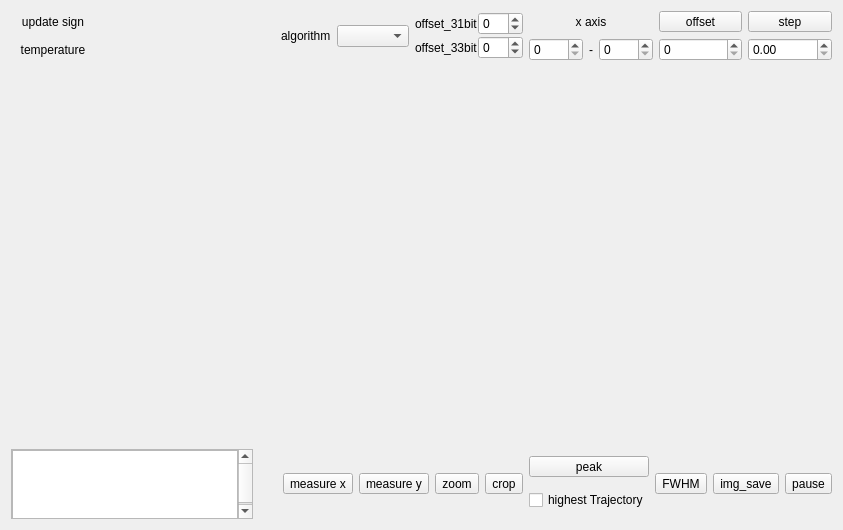
Old version of the form src/form/plot/formplot.ui in the repository MRsoymilk/MySerial.
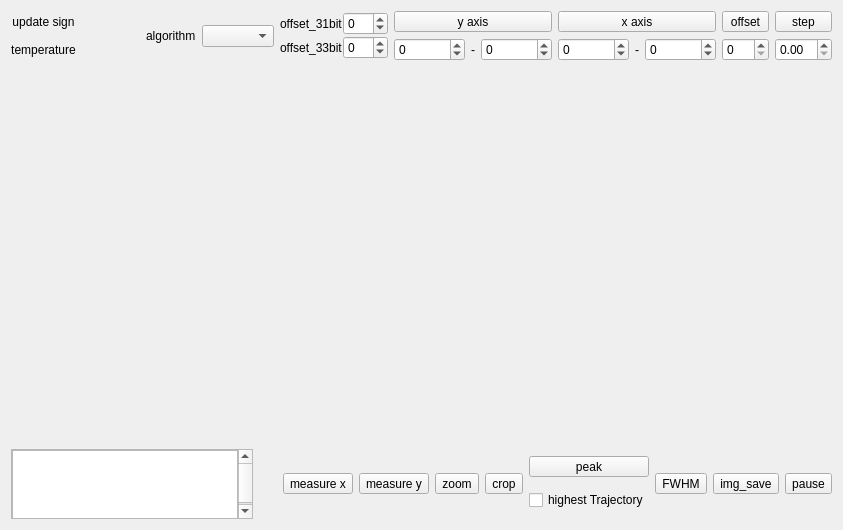
New version of the form. Icons and pictures are not drawn.

Commit message: update axis control

```diff
--- a/src/form/plot/formplot.ui
+++ b/src/form/plot/formplot.ui
@@ -14,7 +14,117 @@
    <string>Plot</string>
   </property>
   <layout class="QGridLayout" name="gridLayout" rowstretch="0,1,0">
-   <item row="2" column="0" colspan="8">
+   <item row="0" column="4">
+    <layout class="QVBoxLayout" name="verticalLayout">
+     <property name="spacing">
+      <number>0</number>
+     </property>
+     <item>
+      <layout class="QHBoxLayout" name="hLay31">
+       <item>
+        <widget class="QLabel" name="label31">
+         <property name="text">
+          <string>offset_31bit</string>
+         </property>
+        </widget>
+       </item>
+       <item>
+        <widget class="QSpinBox" name="spinBox31Offset">
+         <property name="minimum">
+          <number>-10</number>
+         </property>
+         <property name="maximum">
+          <number>10</number>
+         </property>
+        </widget>
+       </item>
+      </layout>
+     </item>
+     <item>
+      <layout class="QHBoxLayout" name="hLay33">
+       <item>
+        <widget class="QLabel" name="label33">
+         <property name="text">
+          <string>offset_33bit</string>
+         </property>
+        </widget>
+       </item>
+       <item>
+        <widget class="QSpinBox" name="spinBox33Offset">
+         <property name="minimum">
+          <number>-10</number>
+         </property>
+         <property name="maximum">
+          <number>10</number>
+         </property>
+        </widget>
+       </item>
+      </layout>
+     </item>
+    </layout>
+   </item>
+   <item row="0" column="7">
+    <layout class="QVBoxLayout" name="verticalLayout_3">
+     <item>
+      <widget class="QToolButton" name="tBtnOffset">
+       <property name="sizePolicy">
+        <sizepolicy hsizetype="Preferred" vsizetype="Fixed">
+         <horstretch>0</horstretch>
+         <verstretch>0</verstretch>
+        </sizepolicy>
+       </property>
+       <property name="text">
+        <string>offset</string>
+       </property>
+      </widget>
+     </item>
+     <item>
+      <widget class="QSpinBox" name="spinBoxOffset">
+       <property name="maximum">
+        <number>999</number>
+       </property>
+      </widget>
+     </item>
+    </layout>
+   </item>
+   <item row="0" column="8">
+    <layout class="QVBoxLayout" name="verticalLayout_4">
+     <item>
+      <widget class="QToolButton" name="tBtnStep">
+       <property name="sizePolicy">
+        <sizepolicy hsizetype="Preferred" vsizetype="Fixed">
+         <horstretch>0</horstretch>
+         <verstretch>0</verstretch>
+        </sizepolicy>
+       </property>
+       <property name="text">
+        <string>step</string>
+       </property>
+      </widget>
+     </item>
+     <item>
+      <widget class="QDoubleSpinBox" name="dSpinBoxStep"/>
+     </item>
+    </layout>
+   </item>
+   <item row="1" column="0" colspan="9">
+    <widget class="QStackedWidget" name="stackedWidget"/>
+   </item>
+   <item row="0" column="3">
+    <layout class="QHBoxLayout" name="horizontalLayout">
+     <item>
+      <widget class="QLabel" name="labelAlgorithm">
+       <property name="text">
+        <string>algorithm</string>
+       </property>
+      </widget>
+     </item>
+     <item>
+      <widget class="QComboBox" name="comboBoxAlgorithm"/>
+     </item>
+    </layout>
+   </item>
+   <item row="2" column="0" colspan="9">
     <layout class="QHBoxLayout" name="horizontalLayout_4">
      <item>
       <widget class="QScrollArea" name="scrollArea">
@@ -160,18 +270,21 @@
      </item>
     </layout>
    </item>
-   <item row="0" column="5">
-    <layout class="QVBoxLayout" name="verticalLayout_2">
+   <item row="0" column="6">
+    <layout class="QVBoxLayout" name="vLayRangeX">
      <item>
       <layout class="QHBoxLayout" name="horizontalLayout_2">
        <item>
-        <widget class="QLabel" name="label">
+        <widget class="QToolButton" name="tBtnRangeX">
+         <property name="sizePolicy">
+          <sizepolicy hsizetype="Preferred" vsizetype="Fixed">
+           <horstretch>0</horstretch>
+           <verstretch>0</verstretch>
+          </sizepolicy>
+         </property>
          <property name="text">
           <string>x axis</string>
          </property>
-         <property name="alignment">
-          <set>Qt::AlignmentFlag::AlignCenter</set>
-         </property>
         </widget>
        </item>
       </layout>
@@ -179,9 +292,12 @@
      <item>
       <layout class="QHBoxLayout" name="horizontalLayout_3">
        <item>
-        <widget class="QSpinBox" name="spinBoxFrom">
+        <widget class="QSpinBox" name="spinBoxStartX">
+         <property name="minimum">
+          <number>-999999</number>
+         </property>
          <property name="maximum">
-          <number>9999</number>
+          <number>999999</number>
          </property>
         </widget>
        </item>
@@ -190,112 +306,22 @@
          <property name="text">
           <string>-</string>
          </property>
-        </widget>
-       </item>
-       <item>
-        <widget class="QSpinBox" name="spinBoxTo">
-         <property name="maximum">
-          <number>9999</number>
+         <property name="alignment">
+          <set>Qt::AlignmentFlag::AlignCenter</set>
          </property>
         </widget>
        </item>
-      </layout>
-     </item>
-    </layout>
-   </item>
-   <item row="0" column="4">
-    <layout class="QVBoxLayout" name="verticalLayout">
-     <property name="spacing">
-      <number>0</number>
-     </property>
-     <item>
-      <layout class="QHBoxLayout" name="hLay31">
        <item>
-        <widget class="QLabel" name="label31">
-         <property name="text">
-          <string>offset_31bit</string>
-         </property>
-        </widget>
-       </item>
-       <item>
-        <widget class="QSpinBox" name="spinBox31Offset">
+        <widget class="QSpinBox" name="spinBoxEndX">
          <property name="minimum">
-          <number>-10</number>
+          <number>-999999</number>
          </property>
          <property name="maximum">
-          <number>10</number>
+          <number>999999</number>
          </property>
         </widget>
        </item>
       </layout>
-     </item>
-     <item>
-      <layout class="QHBoxLayout" name="hLay33">
-       <item>
-        <widget class="QLabel" name="label33">
-         <property name="text">
-          <string>offset_33bit</string>
-         </property>
-        </widget>
-       </item>
-       <item>
-        <widget class="QSpinBox" name="spinBox33Offset">
-         <property name="minimum">
-          <number>-10</number>
-         </property>
-         <property name="maximum">
-          <number>10</number>
-         </property>
-        </widget>
-       </item>
-      </layout>
-     </item>
-    </layout>
-   </item>
-   <item row="0" column="7">
-    <layout class="QVBoxLayout" name="verticalLayout_4">
-     <item>
-      <widget class="QToolButton" name="tBtnStep">
-       <property name="sizePolicy">
-        <sizepolicy hsizetype="Preferred" vsizetype="Fixed">
-         <horstretch>0</horstretch>
-         <verstretch>0</verstretch>
-        </sizepolicy>
-       </property>
-       <property name="text">
-        <string>step</string>
-       </property>
-      </widget>
-     </item>
-     <item>
-      <widget class="QDoubleSpinBox" name="dSpinBoxStep"/>
-     </item>
-    </layout>
-   </item>
-   <item row="1" column="0" colspan="8">
-    <widget class="QStackedWidget" name="stackedWidget"/>
-   </item>
-   <item row="0" column="6">
-    <layout class="QVBoxLayout" name="verticalLayout_3">
-     <item>
-      <widget class="QToolButton" name="tBtnOffset">
-       <property name="sizePolicy">
-        <sizepolicy hsizetype="Preferred" vsizetype="Fixed">
-         <horstretch>0</horstretch>
-         <verstretch>0</verstretch>
-        </sizepolicy>
-       </property>
-       <property name="text">
-        <string>offset</string>
-       </property>
-      </widget>
-     </item>
-     <item>
-      <widget class="QSpinBox" name="spinBoxOffset">
-       <property name="maximum">
-        <number>999</number>
-       </property>
-      </widget>
      </item>
     </layout>
    </item>
@@ -323,17 +349,58 @@
      </item>
     </layout>
    </item>
-   <item row="0" column="3">
-    <layout class="QHBoxLayout" name="horizontalLayout">
+   <item row="0" column="5">
+    <layout class="QVBoxLayout" name="vLayRangeY">
      <item>
-      <widget class="QLabel" name="labelAlgorithm">
-       <property name="text">
-        <string>algorithm</string>
-       </property>
-      </widget>
+      <layout class="QHBoxLayout" name="hLayLabelY">
+       <item>
+        <widget class="QToolButton" name="tBtnRangeY">
+         <property name="sizePolicy">
+          <sizepolicy hsizetype="Preferred" vsizetype="Fixed">
+           <horstretch>0</horstretch>
+           <verstretch>0</verstretch>
+          </sizepolicy>
+         </property>
+         <property name="text">
+          <string>y axis</string>
+         </property>
+        </widget>
+       </item>
+      </layout>
      </item>
      <item>
-      <widget class="QComboBox" name="comboBoxAlgorithm"/>
+      <layout class="QHBoxLayout" name="hLayRangeY">
+       <item>
+        <widget class="QSpinBox" name="spinBoxStartY">
+         <property name="minimum">
+          <number>-999999</number>
+         </property>
+         <property name="maximum">
+          <number>999999</number>
+         </property>
+        </widget>
+       </item>
+       <item>
+        <widget class="QLabel" name="label">
+         <property name="text">
+          <string>-</string>
+         </property>
+         <property name="alignment">
+          <set>Qt::AlignmentFlag::AlignCenter</set>
+         </property>
+        </widget>
+       </item>
+       <item>
+        <widget class="QSpinBox" name="spinBoxEndY">
+         <property name="minimum">
+          <number>-999999</number>
+         </property>
+         <property name="maximum">
+          <number>999999</number>
+         </property>
+        </widget>
+       </item>
+      </layout>
      </item>
     </layout>
    </item>
```
Left out of the diff: 4 changed lines with no effect on the pictures. The commit also changes 2 other files.
